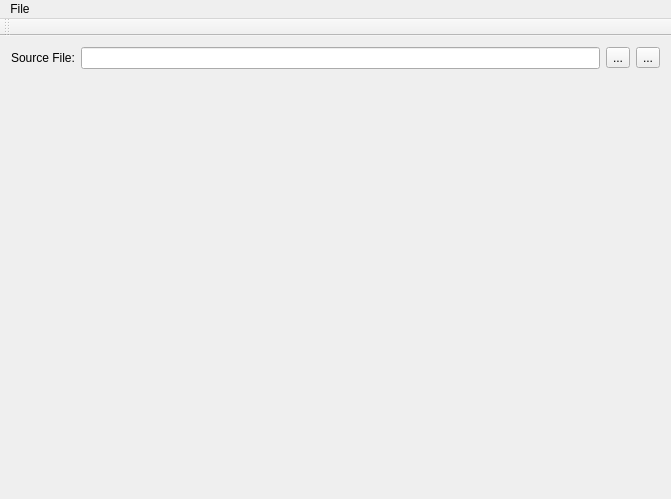
Before: the Qt Designer form Core/XQEMainWindow.ui in antis81/XQueryEvaluator, drawn with Qt 5.
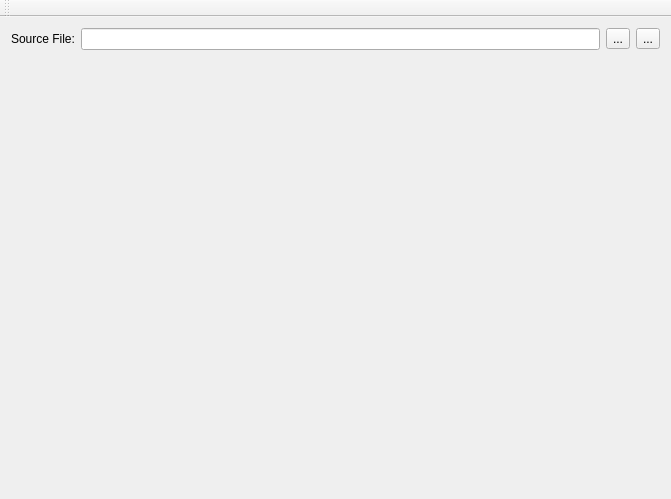
After: the same form once the commit is applied. Icons and pictures are not drawn.

Commit message: cleaned up actions, added about dialog, made version number available in code

The edit to the form file:
```diff
--- a/Core/XQEMainWindow.ui
+++ b/Core/XQEMainWindow.ui
@@ -69,14 +69,6 @@
      <height>22</height>
     </rect>
    </property>
-   <widget class="QMenu" name="menuFile">
-    <property name="title">
-     <string>File</string>
-    </property>
-    <addaction name="actionOpen"/>
-    <addaction name="actionSave"/>
-   </widget>
-   <addaction name="menuFile"/>
   </widget>
   <widget class="QToolBar" name="toolBar">
    <property name="windowTitle">
```
Left out of the diff: 27 changed lines with no effect on the pictures. The commit also changes 5 other files.
